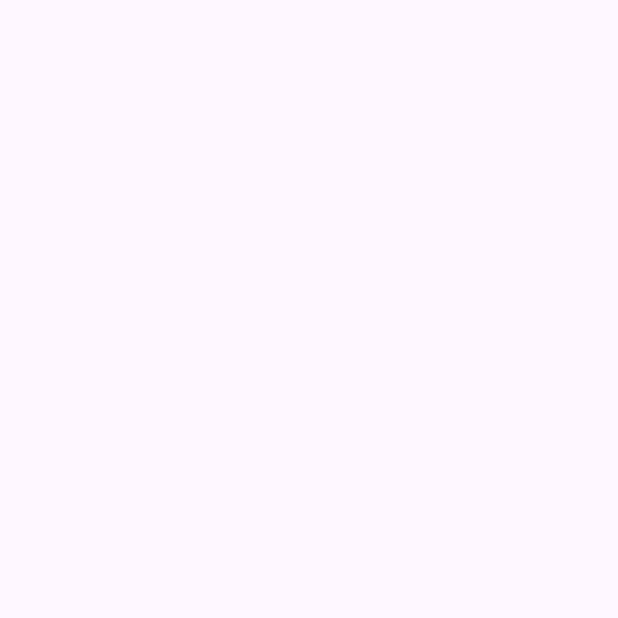
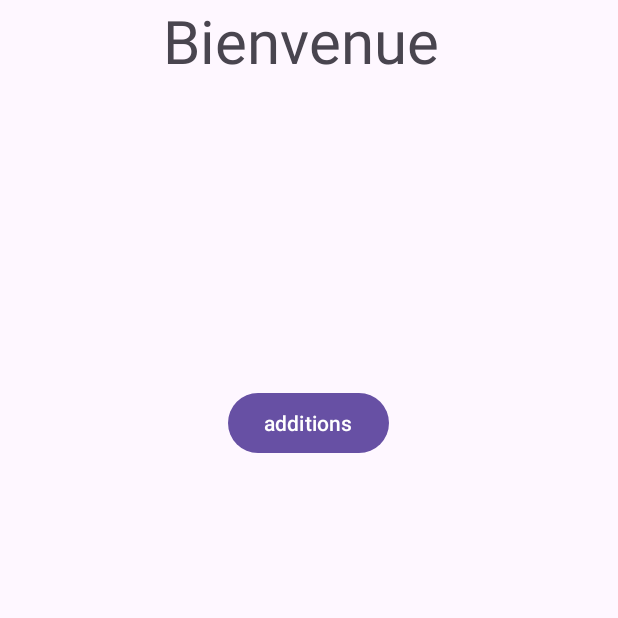
Before and after one commit to sogata-aw/L-cole-des-loustics, an Android app: the SelectGameActivity screen opened directly, with no data from a screen before it, on a phone screen of 412 x 824 dp, the top half of it. Before the commit the part shown is empty. Run offline under Robolectric (Android 15) with nearby library versions, the phone set to English and light mode, and no system bars.

Commit message:
Ajout complet des additions, et configuration de l'utilisateur

```diff
--- a/app/src/main/AndroidManifest.xml
+++ b/app/src/main/AndroidManifest.xml
@@ -12,6 +12,9 @@
         android:supportsRtl="true"
         android:theme="@style/Theme.AndroidProjet"
         tools:targetApi="31">
+        <activity
+            android:name=".ResultatActivity"
+            android:exported="false" />
         <activity
             android:name=".AdditionActivity"
             android:exported="false" />
--- a/app/src/main/java/fr/iut/androidprojet/SelectGameActivity.java
+++ b/app/src/main/java/fr/iut/androidprojet/SelectGameActivity.java
@@ -1,6 +1,11 @@
 package fr.iut.androidprojet;
 
+import android.content.Intent;
+import android.content.SharedPreferences;
 import android.os.Bundle;
+import android.view.View;
+import android.widget.Button;
+import android.widget.TextView;
 
 import androidx.activity.EdgeToEdge;
 import androidx.appcompat.app.AppCompatActivity;
@@ -8,9 +13,15 @@ import androidx.core.graphics.Insets;
 import androidx.core.view.ViewCompat;
 import androidx.core.view.WindowInsetsCompat;
 
+import java.util.ArrayList;
+
 public class SelectGameActivity extends AppCompatActivity {
 
-    private User user;
+    private SharedPreferences prefs;
+
+    private Button btnAdditions;
+    private TextView userView;
+    public static final String USER = "rastemax";
 
     @Override
     protected void onCreate(Bundle savedInstanceState) {
@@ -22,5 +33,20 @@ public class SelectGameActivity extends AppCompatActivity {
             v.setPadding(systemBars.left, systemBars.top, systemBars.right, systemBars.bottom);
             return insets;
         });
+
+        prefs = getSharedPreferences("MyPrefs", MODE_PRIVATE);
+
+        userView = findViewById(R.id.user);
+        btnAdditions = findViewById(R.id.btn_additions);
+
+        userView.setText(prefs.getString("user", ""));
+
+        btnAdditions.setOnClickListener(new View.OnClickListener() {
+            @Override
+            public void onClick(View v) {
+                Intent intent = new Intent(SelectGameActivity.this, AdditionActivity.class);
+                startActivity(intent);
+            }
+        });
     }
 }
--- a/app/src/main/java/fr/iut/androidprojet/User.java
+++ b/app/src/main/java/fr/iut/androidprojet/User.java
@@ -39,5 +39,4 @@ public class User {
         this.nom = nom;
     }
 
-
 }
--- a/app/src/main/java/fr/iut/androidprojet/model/Addition.java
+++ b/app/src/main/java/fr/iut/androidprojet/model/Addition.java
@@ -11,6 +11,7 @@ public class Addition implements Parcelable {
     public Addition(int op1, int op2) {
         this.op1 = op1;
         this.op2 = op2;
+        this.reponseUtilisateur = -1;
     }
 
     public int getOp1() {
--- a/app/src/main/res/layout/activity_addition.xml
+++ b/app/src/main/res/layout/activity_addition.xml
@@ -58,5 +58,6 @@
         android:layout_height="wrap_content"
         android:text="Suivant"
         android:layout_alignParentEnd="true"
-        android:layout_alignParentBottom="true"/>
+        android:layout_alignParentBottom="true"
+        android:textColor="@color/white"/>
 </RelativeLayout>
--- a/app/src/main/res/layout/activity_select_game.xml
+++ b/app/src/main/res/layout/activity_select_game.xml
@@ -7,4 +7,34 @@
     android:layout_height="match_parent"
     tools:context=".SelectGameActivity">
 
+    <LinearLayout
+        android:layout_width="match_parent"
+        android:layout_height="wrap_content"
+        android:orientation="vertical">
+        <TextView
+            android:layout_width="wrap_content"
+            android:layout_height="wrap_content"
+            android:text="Bienvenue "
+            android:textSize="40sp"
+            android:layout_gravity="center"/>
+        <TextView
+            android:id="@+id/user"
+            android:layout_width="wrap_content"
+            android:layout_height="wrap_content"
+            android:text="rastelli maxime"
+            android:layout_gravity="center"
+            android:textSize="40sp"/>
+
+        <Button
+            android:id="@+id/btn_additions"
+            android:layout_width="wrap_content"
+            android:text="additions"
+            android:layout_height="wrap_content"
+            android:layout_gravity="center"
+            android:layout_marginTop="150sp"/>
+    </LinearLayout>
+
+
+
+
 </RelativeLayout>
```
Also changed, not shown: app/src/main/java/fr/iut/androidprojet/AdditionActivity.java (+15 -8 lines), app/src/main/java/fr/iut/androidprojet/MainActivity.java (+11 -1 lines), app/src/main/java/fr/iut/androidprojet/ResultatActivity.java (added, +80 -0 lines), app/src/main/res/layout/activity_resultat.xml (added, +61 -0 lines).
